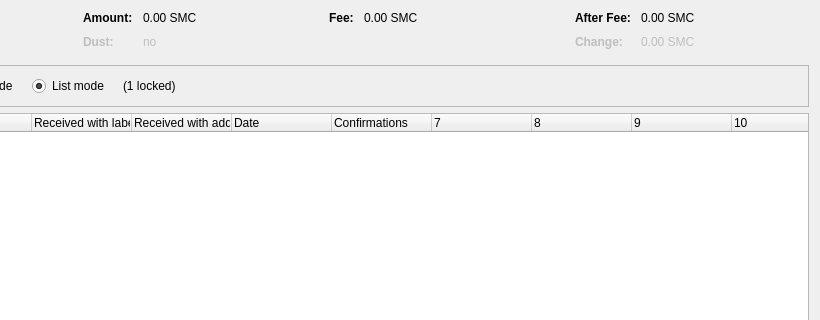
The window that src/qt/forms/coincontroldialog.ui (sarmadmakhdoom/cellcoin) describes before a commit, drawn with Qt 5; both pictures show x 180 to 1000 and y 0 to 320 of the 1000 by 500 pixel window.
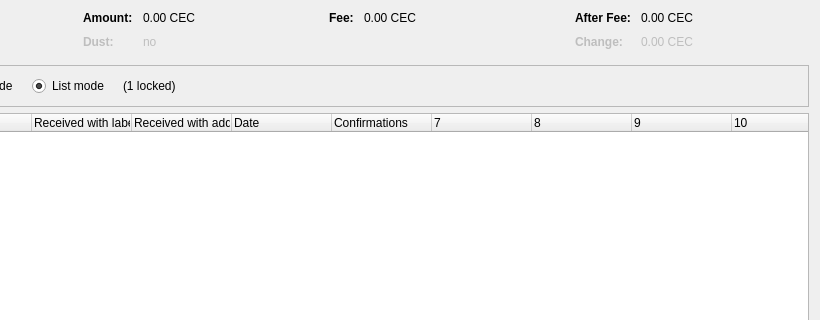
The same window after the commit. Custom widgets are drawn as their Qt base class.

What changed in the file:
```diff
--- a/src/qt/forms/coincontroldialog.ui
+++ b/src/qt/forms/coincontroldialog.ui
@@ -132,7 +132,7 @@
           <enum>Qt::ActionsContextMenu</enum>
          </property>
          <property name="text">
-          <string notr="true">0.00 SMC</string>
+          <string notr="true">0.00 CEC</string>
          </property>
          <property name="textInteractionFlags">
           <set>Qt::LinksAccessibleByMouse|Qt::TextSelectableByKeyboard|Qt::TextSelectableByMouse</set>
@@ -212,7 +212,7 @@
           <enum>Qt::ActionsContextMenu</enum>
          </property>
          <property name="text">
-          <string notr="true">0.00 SMC</string>
+          <string notr="true">0.00 CEC</string>
          </property>
          <property name="textInteractionFlags">
           <set>Qt::LinksAccessibleByMouse|Qt::TextSelectableByKeyboard|Qt::TextSelectableByMouse</set>
@@ -257,7 +257,7 @@
           <enum>Qt::ActionsContextMenu</enum>
          </property>
          <property name="text">
-          <string notr="true">0.00 SMC</string>
+          <string notr="true">0.00 CEC</string>
          </property>
          <property name="textInteractionFlags">
           <set>Qt::LinksAccessibleByMouse|Qt::TextSelectableByKeyboard|Qt::TextSelectableByMouse</set>
@@ -292,7 +292,7 @@
           <enum>Qt::ActionsContextMenu</enum>
          </property>
          <property name="text">
-          <string notr="true">0.00 SMC</string>
+          <string notr="true">0.00 CEC</string>
          </property>
          <property name="textInteractionFlags">
           <set>Qt::LinksAccessibleByMouse|Qt::TextSelectableByKeyboard|Qt::TextSelectableByMouse</set>
```
